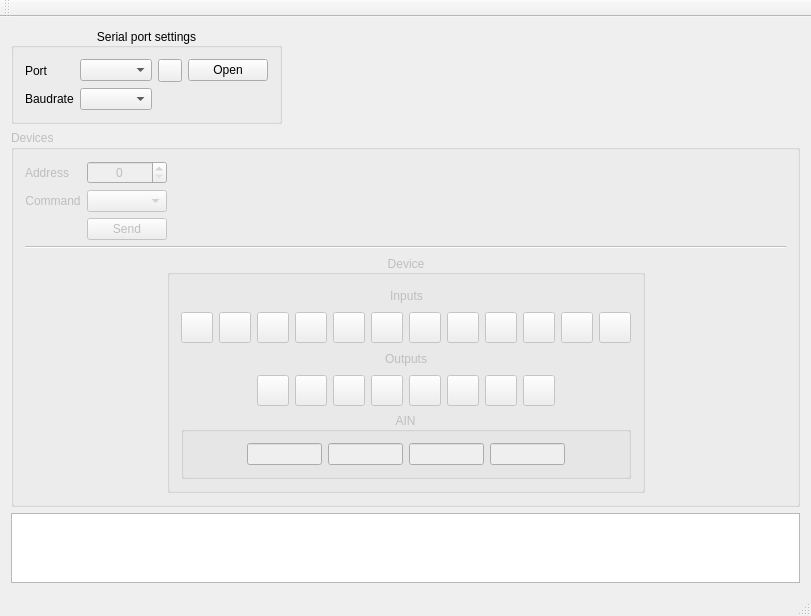
Qt form mainwindow.ui (vlarry/emulator) before a commit.
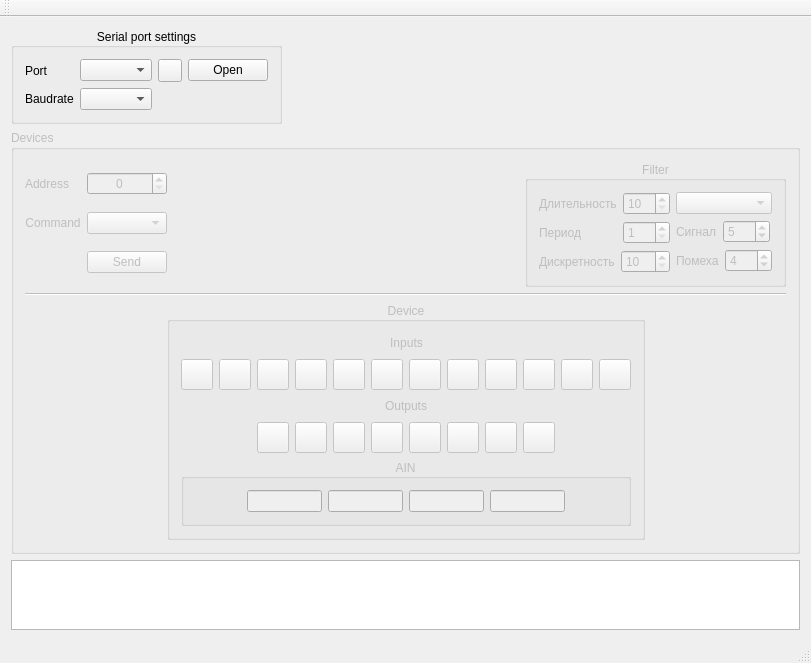
The same form after that commit. Icons and pictures are not drawn. Custom widgets are drawn as their Qt base class.

Commit message: Изменение интерфейса. Добавление группы "Фильтр" со следующими полями: - Длительность сигнала - Период (количество периодов фильтрации) - Дискретность (количество выборок на период) - Сигнал (длительность валидного сигнала) - Помеха (длительность помехи)

Patch:
```diff
--- a/mainwindow.ui
+++ b/mainwindow.ui
@@ -17,7 +17,7 @@
    <string/>
   </property>
   <widget class="QWidget" name="centralWidget">
-   <layout class="QVBoxLayout" name="verticalLayout_4">
+   <layout class="QVBoxLayout" name="verticalLayout_6">
     <item>
      <layout class="QHBoxLayout" name="horizontalLayout_11">
       <item>
@@ -155,7 +155,9 @@
       <property name="title">
        <string>Devices</string>
       </property>
-      <layout class="QVBoxLayout" name="verticalLayout_3">
+      <layout class="QVBoxLayout" name="verticalLayout_5">
+       <item>
+        <layout class="QHBoxLayout" name="horizontalLayout_15">
        <item>
         <layout class="QHBoxLayout" name="horizontalLayout">
          <item>
@@ -252,6 +254,197 @@
             </size>
            </property>
           </spacer>
+           </item>
+          </layout>
+         </item>
+         <item>
+          <widget class="QGroupBox" name="gboxFilter">
+           <property name="title">
+            <string>Filter</string>
+           </property>
+           <property name="alignment">
+            <set>Qt::AlignCenter</set>
+           </property>
+           <layout class="QVBoxLayout" name="verticalLayout_4">
+            <item>
+             <layout class="QHBoxLayout" name="horizontalLayout_14">
+              <item>
+               <layout class="QVBoxLayout" name="verticalLayout_2">
+                <item>
+                 <layout class="QHBoxLayout" name="horizontalLayout_10">
+                  <item>
+                   <widget class="QLabel" name="lblDuration">
+                    <property name="text">
+                     <string>Длительность</string>
+                    </property>
+                    <property name="scaledContents">
+                     <bool>true</bool>
+                    </property>
+                   </widget>
+                  </item>
+                  <item>
+                   <widget class="QSpinBox" name="sbDuration">
+                    <property name="minimum">
+                     <number>10</number>
+                    </property>
+                    <property name="maximum">
+                     <number>100</number>
+                    </property>
+                    <property name="singleStep">
+                     <number>10</number>
+                    </property>
+                   </widget>
+                  </item>
+                 </layout>
+                </item>
+                <item>
+                 <layout class="QHBoxLayout" name="horizontalLayout_12">
+                  <item>
+                   <widget class="QLabel" name="lblPeriods">
+                    <property name="text">
+                     <string>Период</string>
+                    </property>
+                   </widget>
+                  </item>
+                  <item>
+                   <widget class="QSpinBox" name="spPeriods">
+                    <property name="sizePolicy">
+                     <sizepolicy hsizetype="Maximum" vsizetype="Fixed">
+                      <horstretch>0</horstretch>
+                      <verstretch>0</verstretch>
+                     </sizepolicy>
+                    </property>
+                    <property name="accelerated">
+                     <bool>true</bool>
+                    </property>
+                    <property name="minimum">
+                     <number>1</number>
+                    </property>
+                    <property name="maximum">
+                     <number>100</number>
+                    </property>
+                   </widget>
+                  </item>
+                 </layout>
+                </item>
+                <item>
+                 <layout class="QHBoxLayout" name="horizontalLayout_13">
+                  <item>
+                   <widget class="QLabel" name="lblDiscret">
+                    <property name="text">
+                     <string>Дискретность</string>
+                    </property>
+                   </widget>
+                  </item>
+                  <item>
+                   <widget class="QSpinBox" name="spinBox_4">
+                    <property name="accelerated">
+                     <bool>true</bool>
+                    </property>
+                    <property name="minimum">
+                     <number>10</number>
+                    </property>
+                    <property name="maximum">
+                     <number>40</number>
+                    </property>
+                    <property name="singleStep">
+                     <number>10</number>
+                    </property>
+                   </widget>
+                  </item>
+                 </layout>
+                </item>
+               </layout>
+              </item>
+              <item>
+               <layout class="QVBoxLayout" name="verticalLayout_3">
+                <item>
+                 <widget class="QComboBox" name="cboxTypeSignal"/>
+                </item>
+                <item>
+                 <layout class="QHBoxLayout" name="horizontalLayout_8">
+                  <item>
+                   <widget class="QLabel" name="lblSignal">
+                    <property name="sizePolicy">
+                     <sizepolicy hsizetype="Fixed" vsizetype="Preferred">
+                      <horstretch>0</horstretch>
+                      <verstretch>0</verstretch>
+                     </sizepolicy>
+                    </property>
+                    <property name="text">
+                     <string>Сигнал</string>
+                    </property>
+                    <property name="scaledContents">
+                     <bool>true</bool>
+                    </property>
+                   </widget>
+                  </item>
+                  <item>
+                   <widget class="QSpinBox" name="spinBox_2">
+                    <property name="sizePolicy">
+                     <sizepolicy hsizetype="Fixed" vsizetype="Fixed">
+                      <horstretch>0</horstretch>
+                      <verstretch>0</verstretch>
+                     </sizepolicy>
+                    </property>
+                    <property name="minimum">
+                     <number>1</number>
+                    </property>
+                    <property name="maximum">
+                     <number>100</number>
+                    </property>
+                    <property name="value">
+                     <number>5</number>
+                    </property>
+                   </widget>
+                  </item>
+                 </layout>
+                </item>
+                <item>
+                 <layout class="QHBoxLayout" name="horizontalLayout_9">
+                  <item>
+                   <widget class="QLabel" name="lblNoise">
+                    <property name="sizePolicy">
+                     <sizepolicy hsizetype="Fixed" vsizetype="Preferred">
+                      <horstretch>0</horstretch>
+                      <verstretch>0</verstretch>
+                     </sizepolicy>
+                    </property>
+                    <property name="text">
+                     <string>Помеха</string>
+                    </property>
+                    <property name="scaledContents">
+                     <bool>true</bool>
+                    </property>
+                   </widget>
+                  </item>
+                  <item>
+                   <widget class="QSpinBox" name="spinBox_3">
+                    <property name="sizePolicy">
+                     <sizepolicy hsizetype="Fixed" vsizetype="Fixed">
+                      <horstretch>0</horstretch>
+                      <verstretch>0</verstretch>
+                     </sizepolicy>
+                    </property>
+                    <property name="minimum">
+                     <number>1</number>
+                    </property>
+                    <property name="maximum">
+                     <number>100</number>
+                    </property>
+                    <property name="value">
+                     <number>4</number>
+                    </property>
+                   </widget>
+                  </item>
+                 </layout>
+                </item>
+               </layout>
+              </item>
+             </layout>
+            </item>
+           </layout>
+          </widget>
          </item>
         </layout>
        </item>
```
Lines whose indentation alone changed are shown as unchanged.
